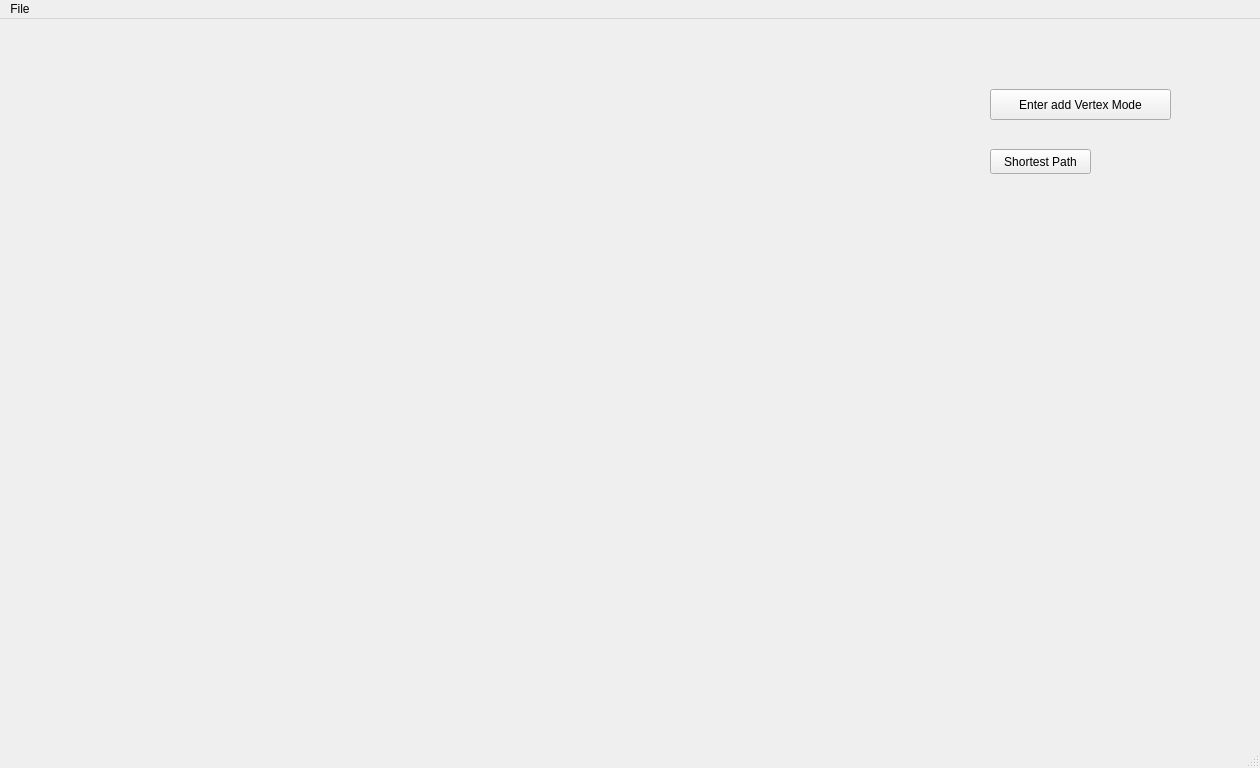
First picture: the form in frontend/resource/GUI.ui, repository gintalk/network-visualization-main, before the edit.
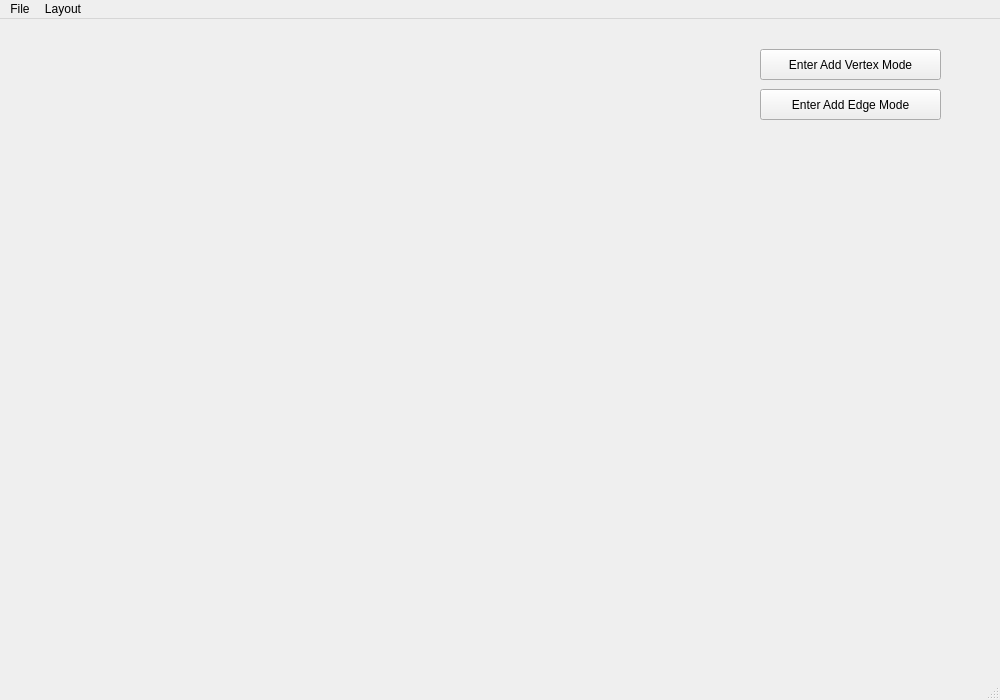
Second picture: the form after the edit.

The edit to the form file:
```diff
--- a/frontend/resource/GUI.ui
+++ b/frontend/resource/GUI.ui
@@ -6,8 +6,8 @@
    <rect>
     <x>0</x>
     <y>0</y>
-    <width>1260</width>
-    <height>768</height>
+    <width>1000</width>
+    <height>700</height>
    </rect>
   </property>
   <property name="windowTitle">
@@ -18,47 +18,47 @@
     <property name="geometry">
      <rect>
       <x>0</x>
-      <y>-5</y>
-      <width>991</width>
-      <height>751</height>
+      <y>5</y>
+      <width>751</width>
+      <height>641</height>
      </rect>
     </property>
    </widget>
    <widget class="QWidget" name="gridLayoutWidget">
     <property name="geometry">
      <rect>
-      <x>990</x>
-      <y>160</y>
-      <width>271</width>
-      <height>561</height>
+      <x>750</x>
+      <y>140</y>
+      <width>241</width>
+      <height>511</height>
      </rect>
     </property>
     <layout class="QGridLayout" name="infolayout"/>
    </widget>
-   <widget class="QPushButton" name="shortestpath">
-    <property name="geometry">
-     <rect>
-      <x>990</x>
-      <y>130</y>
-      <width>101</width>
-      <height>25</height>
-     </rect>
-    </property>
-    <property name="text">
-     <string>Shortest Path</string>
-    </property>
-   </widget>
    <widget class="QPushButton" name="addvertex">
     <property name="geometry">
      <rect>
-      <x>990</x>
+      <x>760</x>
+      <y>30</y>
+      <width>181</width>
+      <height>31</height>
+     </rect>
+    </property>
+    <property name="text">
+     <string>Enter Add Vertex Mode</string>
+    </property>
+   </widget>
+   <widget class="QPushButton" name="addedge">
+    <property name="geometry">
+     <rect>
+      <x>760</x>
       <y>70</y>
       <width>181</width>
       <height>31</height>
      </rect>
     </property>
     <property name="text">
-     <string>Enter add Vertex Mode</string>
+     <string>Enter Add Edge Mode</string>
     </property>
    </widget>
   </widget>
@@ -67,7 +67,7 @@
     <rect>
      <x>0</x>
      <y>0</y>
-     <width>1260</width>
+     <width>1000</width>
      <height>22</height>
     </rect>
    </property>
@@ -79,7 +79,16 @@
     <addaction name="actionSave"/>
     <addaction name="actionExit"/>
    </widget>
+   <widget class="QMenu" name="menuLayout">
+    <property name="title">
+     <string>Layout</string>
+    </property>
+    <addaction name="actionDefault"/>
+    <addaction name="actionCircle"/>
+    <addaction name="actionDistributed_Recursive"/>
+   </widget>
    <addaction name="menuFile"/>
+   <addaction name="menuLayout"/>
   </widget>
   <widget class="QStatusBar" name="statusbar"/>
   <action name="actionOpen">
```
Left out of the diff: 70 changed lines with no effect on the pictures.
